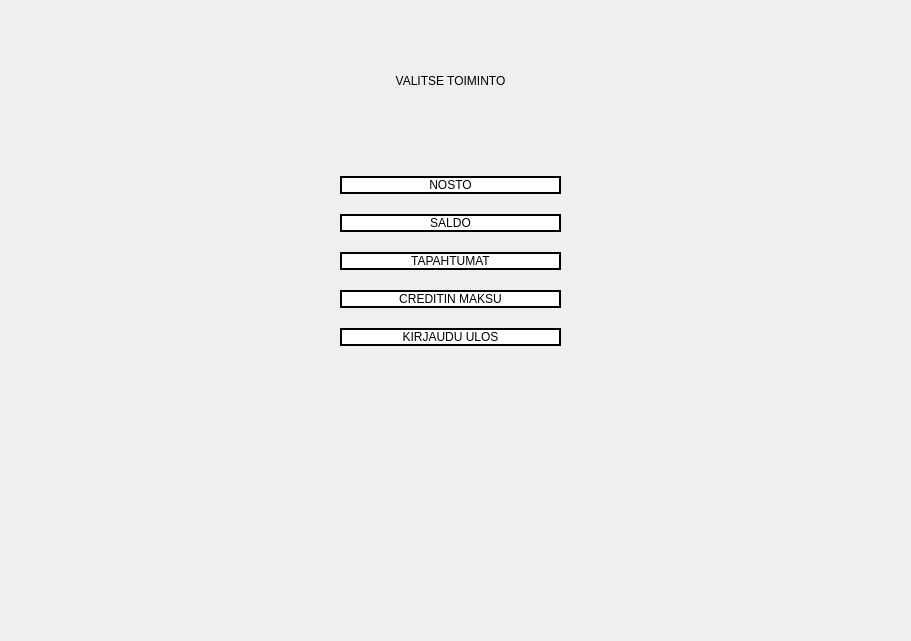
Above: bank_automat/menupage.ui from tvt20kmo-ohjelmistokehitysprojekti/Group1 before the change. Below: the same form after it.
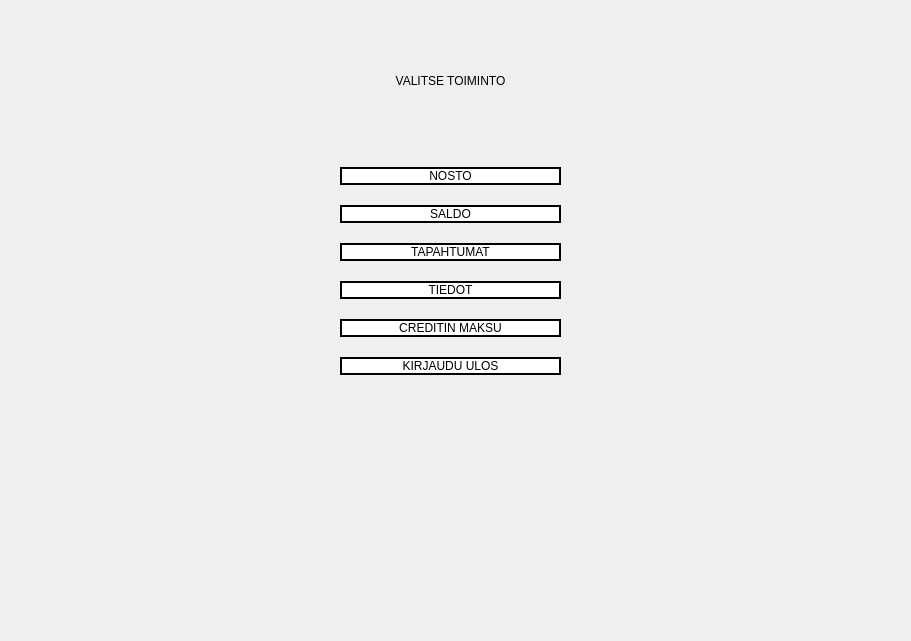
That is the form after the change.

Patch:
```diff
--- a/bank_automat/menupage.ui
+++ b/bank_automat/menupage.ui
@@ -64,7 +64,7 @@
      <x>340</x>
      <y>110</y>
      <width>221</width>
-     <height>301</height>
+     <height>321</height>
     </rect>
    </property>
    <layout class="QVBoxLayout" name="verticalLayout">
@@ -117,6 +117,17 @@
       </property>
      </widget>
     </item>
+    <item>
+     <widget class="QPushButton" name="Btn_Info">
+      <property name="styleSheet">
+       <string notr="true">selection-color: rgb(0, 170, 255);
+background-color: rgb(255, 255, 255);</string>
+      </property>
+      <property name="text">
+       <string>TIEDOT</string>
+      </property>
+     </widget>
+    </item>
     <item>
      <widget class="QPushButton" name="Btn_PayCredit">
       <property name="styleSheet">
```
